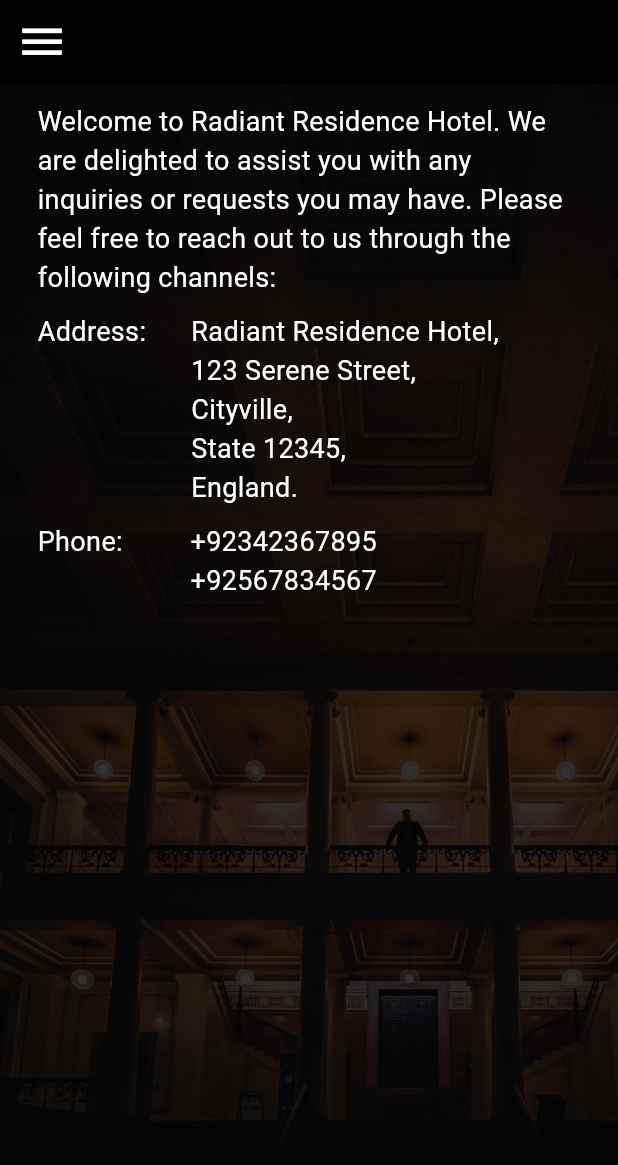
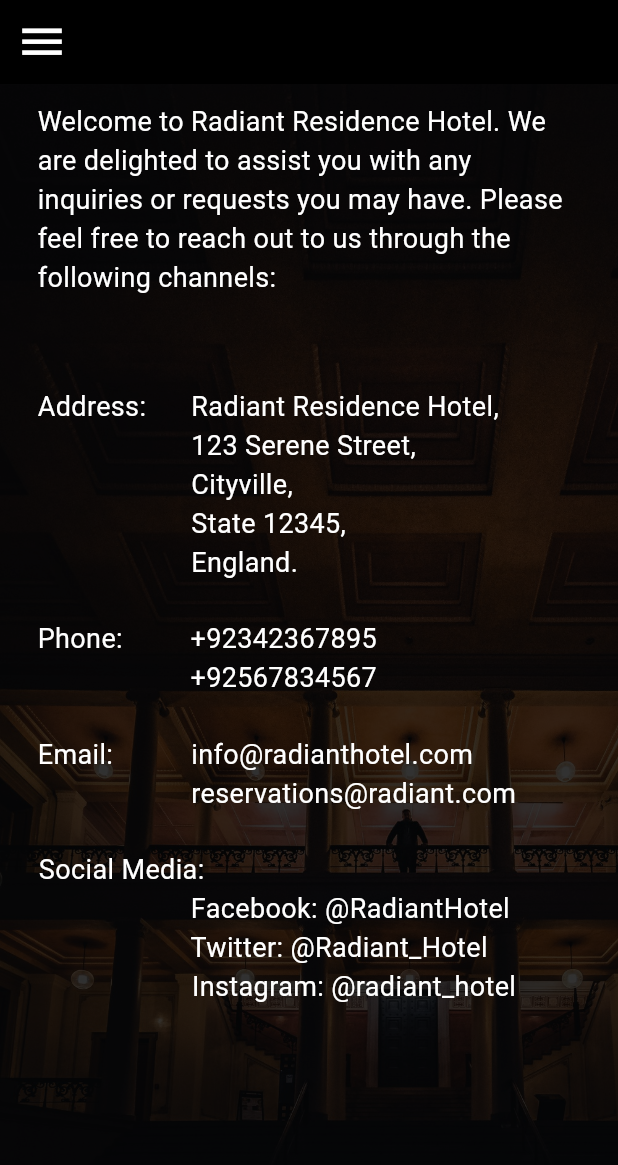
Before and after one commit to sudeepa99/Radiant-residents---app-, a Flutter app: the screen it shows after launch, on a phone screen of 412 x 824 dp. Shown: the top 1165 px of the screen. Run offline on Flutter 3.47's test engine with Material 3 defaults, Android fonts, the phone set to English and light mode, and no system bars; our stand-ins replace carousel_slider, lottie.

Commit message:
Completed Contact Page

```diff
--- a/lib/contact_us.dart
+++ b/lib/contact_us.dart
@@ -2,7 +2,11 @@ import 'package:flutter/material.dart';
 import 'package:radiant_residencies_app/navigation_bar.dart';
 
 class ContactPage extends StatelessWidget {
-  const ContactPage({super.key});
+  // final List<String> emails = [
+  //   "General Inquiries : info@radiantreshotel.com",
+  //   "Reservations : reservations@radiantres.com"
+  // ];
+  ContactPage({super.key});
 
   @override
   Widget build(BuildContext context) {
@@ -39,7 +43,7 @@ class ContactPage extends StatelessWidget {
                   ),
                 ),
                 Padding(
-                  padding: EdgeInsets.only(top: 10),
+                  padding: EdgeInsets.only(top: 60),
                   child: Row(
                     mainAxisAlignment: MainAxisAlignment.start,
                     crossAxisAlignment: CrossAxisAlignment.start,
@@ -49,7 +53,7 @@ class ContactPage extends StatelessWidget {
                         style: TextStyle(fontSize: 18, color: Colors.white),
                       ),
                       Padding(
-                        padding: EdgeInsets.only(left: 30, bottom: 10),
+                        padding: EdgeInsets.only(left: 30, bottom: 25),
                         child: Text(
                           "Radiant Residence Hotel,\n123 Serene Street,\nCityville,\nState 12345,\nEngland.",
                           style: TextStyle(fontSize: 18, color: Colors.white),
@@ -58,7 +62,9 @@ class ContactPage extends StatelessWidget {
                     ],
                   ),
                 ),
-                Row(
+                Padding(
+                  padding: EdgeInsets.only(bottom: 25),
+                  child: Row(
                     mainAxisAlignment: MainAxisAlignment.start,
                     crossAxisAlignment: CrossAxisAlignment.start,
                     children: [
@@ -74,6 +80,62 @@ class ContactPage extends StatelessWidget {
                         ),
                       )
                     ],
+                  ),
+                ),
+                Padding(
+                  padding: EdgeInsets.only(bottom: 25),
+                  child: Row(
+                    mainAxisAlignment: MainAxisAlignment.start,
+                    crossAxisAlignment: CrossAxisAlignment.start,
+                    children: [
+                      Text(
+                        "Email:",
+                        style: TextStyle(fontSize: 18, color: Colors.white),
+                      ),
+                      Padding(
+                        padding: EdgeInsets.only(left: 52),
+                        child: Text(
+                          "info@radianthotel.com\nreservations@radiant.com",
+                          style: TextStyle(
+                            fontSize: 18,
+                            color: Colors.white,
+                          ),
+                        ),
+                      )
+                    ],
+                  ),
+                ),
+                Column(
+                  children: [
+                    Padding(
+                      padding: EdgeInsets.only(right: 250),
+                      child: Text(
+                        "Social Media:",
+                        style: TextStyle(fontSize: 18, color: Colors.white),
+                      ),
+                    ),
+                    Padding(
+                      padding: EdgeInsets.only(left: 55),
+                      child: Text(
+                        "Facebook: @RadiantHotel",
+                        style: TextStyle(fontSize: 18, color: Colors.white),
+                      ),
+                    ),
+                    Padding(
+                      padding: EdgeInsets.only(left: 40),
+                      child: Text(
+                        "Twitter: @Radiant_Hotel",
+                        style: TextStyle(fontSize: 18, color: Colors.white),
+                      ),
+                    ),
+                    Padding(
+                      padding: EdgeInsets.only(left: 60),
+                      child: Text(
+                        "Instagram: @radiant_hotel",
+                        style: TextStyle(fontSize: 18, color: Colors.white),
+                      ),
+                    ),
+                  ],
                 )
               ],
             ),
--- a/lib/home_screen.dart
+++ b/lib/home_screen.dart
@@ -35,11 +35,11 @@ class _HomeScreenState extends State<HomeScreen> {
                 alignment: Alignment.topLeft,
               ),
             ),
-            child: Column(
+            child: const Column(
               crossAxisAlignment: CrossAxisAlignment.start,
               mainAxisAlignment: MainAxisAlignment.start,
               children: [
-                const Column(
+                Column(
                   children: [
                     Padding(
                       padding: EdgeInsets.fromLTRB(0, 0, 20, 15),
@@ -67,7 +67,7 @@ class _HomeScreenState extends State<HomeScreen> {
                 ),
 
                 Padding(
-                  padding: const EdgeInsets.only(top: 50),
+                  padding: EdgeInsets.only(top: 50),
                   child: MainCarousel(),
                 ),
                 // Text(
--- a/lib/main.dart
+++ b/lib/main.dart
@@ -19,7 +19,7 @@ class MyApp extends StatelessWidget {
         colorScheme: ColorScheme.fromSeed(seedColor: Colors.deepPurple),
         useMaterial3: true,
       ),
-      home: const ContactPage(),
+      home: ContactPage(),
     );
   }
 }
--- a/lib/navigation_bar.dart
+++ b/lib/navigation_bar.dart
@@ -1,4 +1,5 @@
 import 'package:flutter/material.dart';
+import 'package:radiant_residencies_app/contact_us.dart';
 import 'package:radiant_residencies_app/home_screen.dart';
 import 'package:radiant_residencies_app/services.dart';
 
@@ -72,7 +73,10 @@ class NavBar extends StatelessWidget {
                   style: TextStyle(
                     color: Colors.white,
                   )),
-              onTap: () {},
+              onTap: () {
+                Navigator.push(context,
+                    MaterialPageRoute(builder: (context) => ContactPage()));
+              },
             )
           ],
         ),
```
Also changed, not shown: lib/services.dart (+11 -11 lines). Lines whose indentation alone changed are shown as unchanged.
